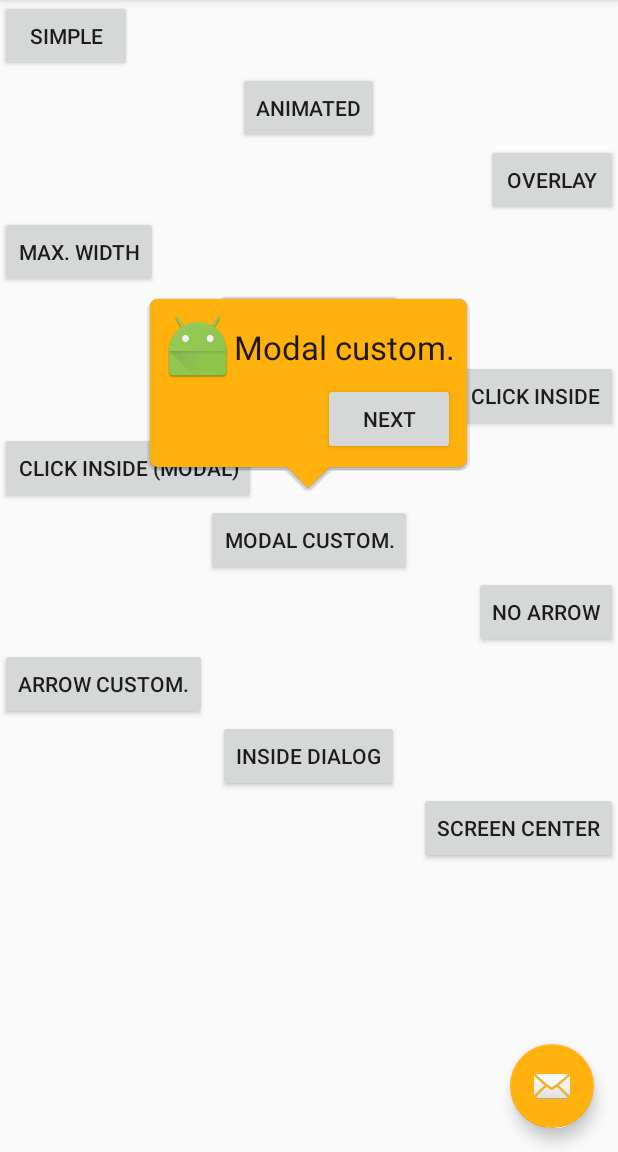
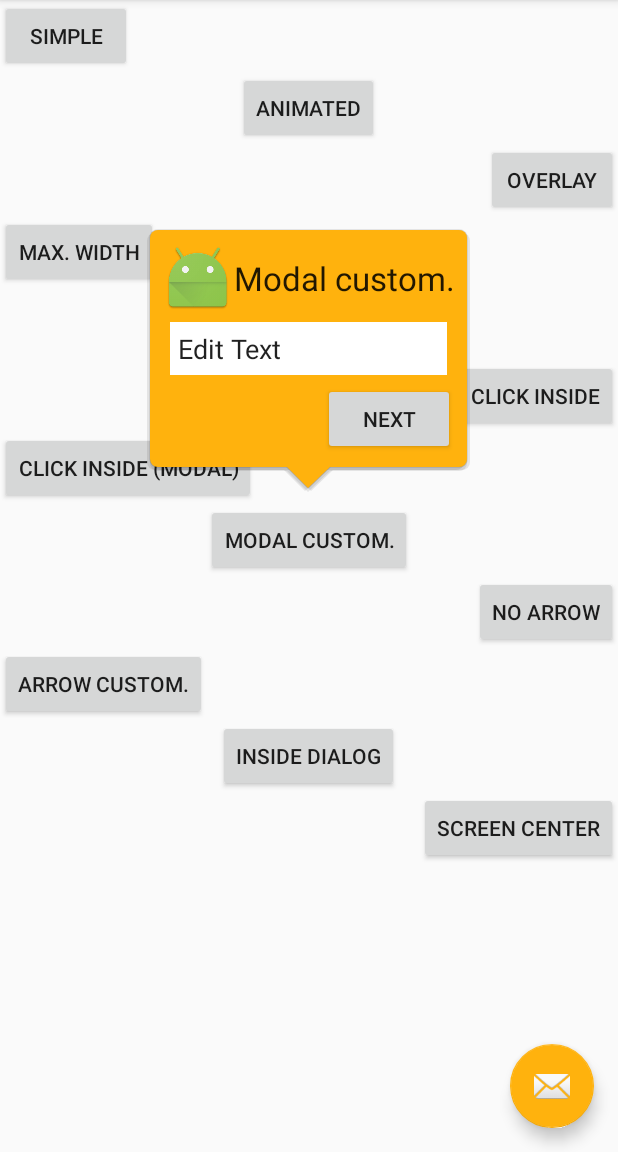
Before and after one commit to douglasjunior/android-simple-tooltip, an Android app: the screen it shows after launch (MainActivity), after a tap on "MODAL CUSTOM.", on a phone screen of 412 x 824 dp, the part 84-1236 px from its top. Run offline under Robolectric (Android 15) with nearby library versions, the phone set to English and light mode, and no system bars.

Commit message:
Create sample to feature #35

```diff
--- a/sample/src/main/java/io/github/douglasjunior/androidSimpleTooltip/sample/MainActivity.java
+++ b/sample/src/main/java/io/github/douglasjunior/androidSimpleTooltip/sample/MainActivity.java
@@ -33,6 +33,7 @@ import android.view.Gravity;
 import android.view.View;
 import android.view.WindowManager;
 import android.widget.Button;
+import android.widget.EditText;
 
 import io.github.douglasjunior.androidSimpleTooltip.SimpleTooltip;
 import io.github.douglasjunior.androidSimpleTooltip.SimpleTooltipUtils;
@@ -169,7 +170,10 @@ public class MainActivity extends AppCompatActivity implements View.OnClickListe
                     .animationDuration(2000)
                     .animationPadding(SimpleTooltipUtils.pxFromDp(50))
                     .contentView(R.layout.tooltip_custom, R.id.tv_text)
+                    .focusable(true)
                     .build();
+
+            final EditText ed = tooltip.findViewById(R.id.ed_text);
 
             tooltip.findViewById(R.id.btn_next).setOnClickListener(new View.OnClickListener() {
                 @Override
@@ -178,7 +182,7 @@ public class MainActivity extends AppCompatActivity implements View.OnClickListe
                         tooltip.dismiss();
                     new SimpleTooltip.Builder(v.getContext())
                             .anchorView(v)
-                            .text(R.string.btn_next)
+                            .text(ed.getText())
                             .gravity(Gravity.BOTTOM)
                             .build()
                             .show();
--- a/sample/src/main/res/layout/tooltip_custom.xml
+++ b/sample/src/main/res/layout/tooltip_custom.xml
@@ -12,9 +12,18 @@
         android:layout_height="wrap_content"
         android:drawableLeft="@mipmap/ic_launcher"
         android:gravity="center_vertical"
-        android:text="@string/demo"
+        android:text="@string/curtom_tooltip"
         android:textAppearance="@android:style/TextAppearance.Large"
         tools:ignore="RtlHardcoded" />
+
+    <EditText
+        android:id="@+id/ed_text"
+        android:layout_width="match_parent"
+        android:layout_height="wrap_content"
+        android:layout_margin="5dp"
+        android:background="@android:color/white"
+        android:padding="5dp"
+        android:text="@string/edit_text" />
 
     <Button
         android:id="@+id/btn_next"
--- a/sample/src/main/res/values/strings.xml
+++ b/sample/src/main/res/values/strings.xml
@@ -1,4 +1,5 @@
 <resources>
+
     <string name="app_name">Android Simple Tooltip</string>
 
     <string name="btn_simple">Simple</string>
@@ -12,9 +13,11 @@
     <string name="btn_custom_arrow">Arrow custom.</string>
     <string name="btn_next">NEXT</string>
     <string name="btn_maxwidth">Max. width</string>
-    <string name="demo">Demo</string>
+    <string name="curtom_tooltip">Custom Tooltip</string>
+    <string name="edit_text">Edit Text</string>
     <string name="btn_in_dialog">Inside dialog</string>
     <string name="btn_close">Close</string>
     <string name="btn_dialog">Inside dialog</string>
     <string name="btn_center">Screen center</string>
+
 </resources>
```
